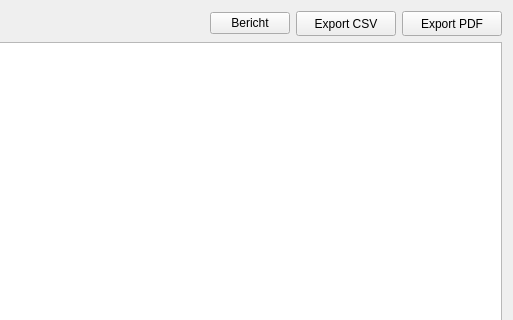
The window that ui/qmqualiresultwidget.ui (Christian-Kr/QualificationMatrix) describes before a commit, drawn with Qt 5; both pictures show x 559 to 1072 and y 0 to 320 of the 1072 by 697 pixel window.
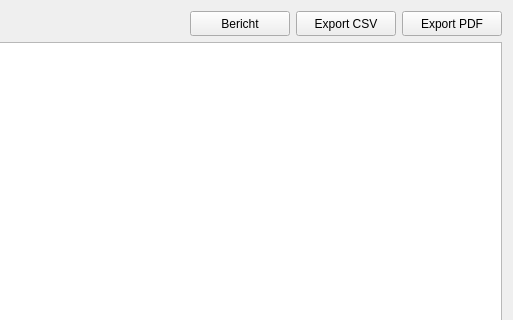
The same window after the commit. Icons and pictures are not drawn.

Commit message: Add create report dialog

```diff
--- a/ui/qmqualiresultwidget.ui
+++ b/ui/qmqualiresultwidget.ui
@@ -584,6 +584,12 @@
          </item>
          <item>
           <widget class="QPushButton" name="pbCreateReport">
+           <property name="minimumSize">
+            <size>
+             <width>100</width>
+             <height>25</height>
+            </size>
+           </property>
            <property name="text">
             <string>Bericht</string>
            </property>
```
Left out of the diff: 17 changed lines with no effect on the pictures. The commit also changes 7 other files.
